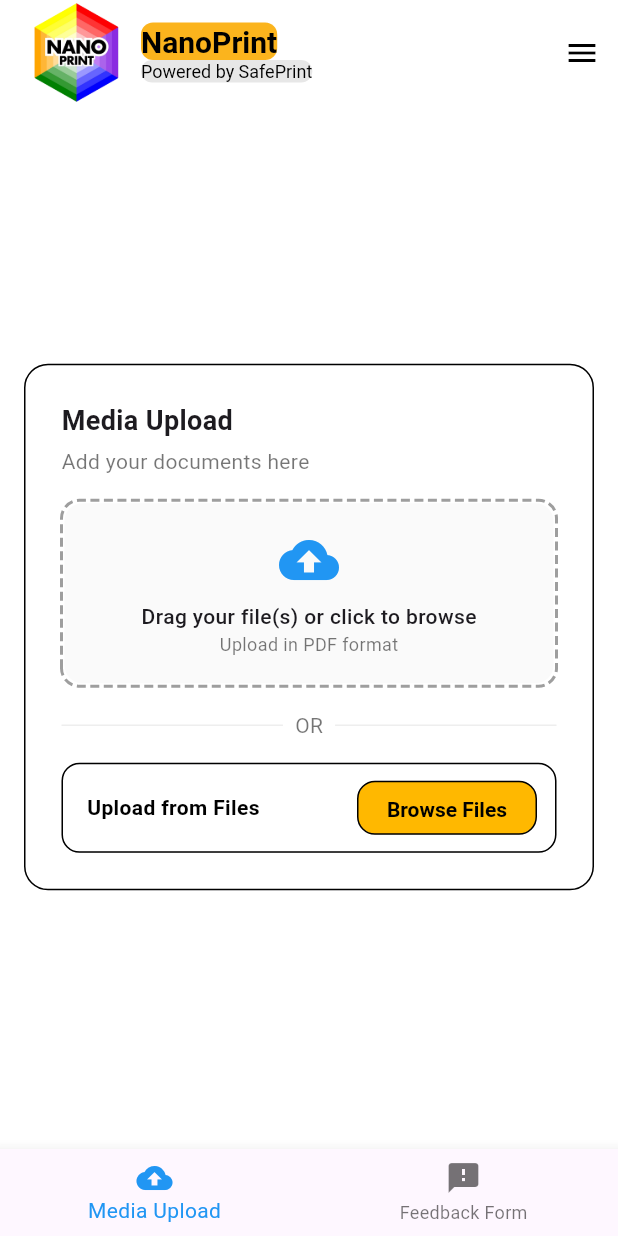
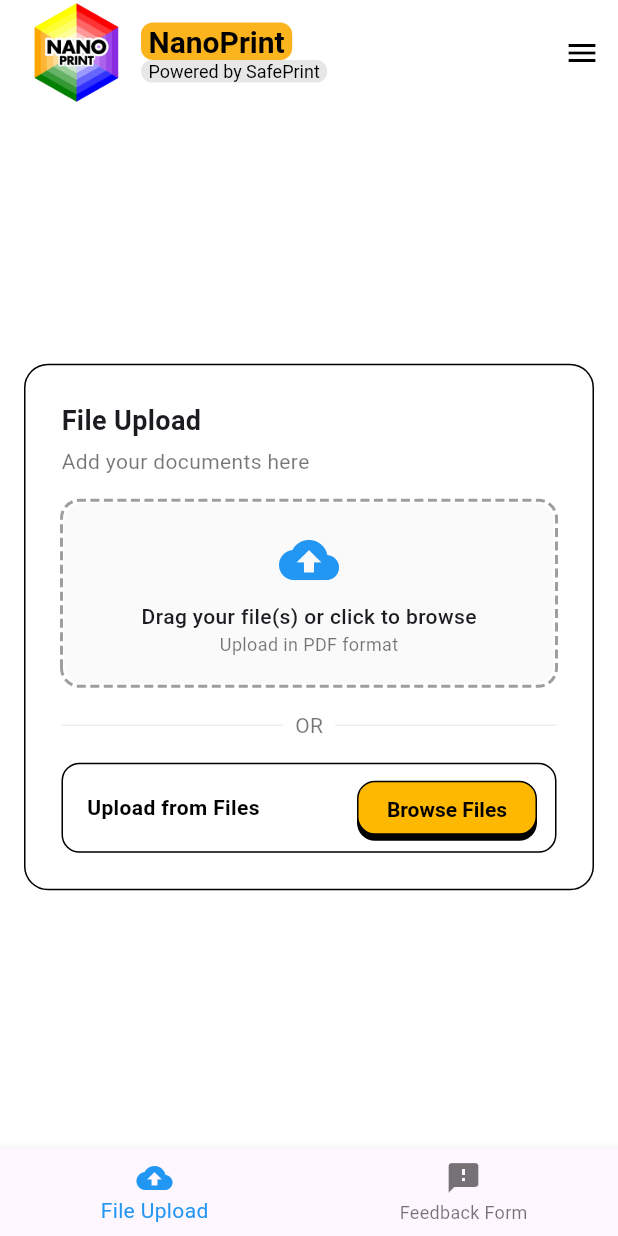
Before and after one commit to vincentperezzz/flutter-safeprint, a Flutter app: the screen it shows after launch, on a phone screen of 412 x 824 dp. Run offline on Flutter 3.47's test engine with Material 3 defaults, Android fonts, the phone set to English and light mode, and no system bars; drawn by our look-alikes of dotted_border; our stand-ins replace file_picker.

Commit message:
Enhance UI: Add padding to containers and rename 'Media Upload' to 'File Upload' for clarity

```diff
--- a/lib/main.dart
+++ b/lib/main.dart
@@ -72,6 +72,7 @@ class _SampleAppState extends State<SampleApp> {
                       mainAxisAlignment: MainAxisAlignment.center,
                       children: [
                         Container(
+                          padding: const EdgeInsets.symmetric(horizontal: 5),
                           decoration: BoxDecoration(
                             color: const Color(0xFFFBB41D),
                             borderRadius: BorderRadius.circular(8),
@@ -86,6 +87,7 @@ class _SampleAppState extends State<SampleApp> {
                           ),
                         ),
                         Container(
+                          padding: const EdgeInsets.symmetric(horizontal: 5),
                           decoration: BoxDecoration(
                             color: const Color(0xFFE7E7E7),
                             borderRadius: BorderRadius.circular(8),
@@ -169,7 +171,7 @@ class _SampleAppState extends State<SampleApp> {
               items: const <BottomNavigationBarItem>[
                 BottomNavigationBarItem(
                   icon: Icon(Icons.cloud_upload),
-                  label: 'Media Upload',
+                  label: 'File Upload',
                 ),
                 BottomNavigationBarItem(
                   icon: Icon(Icons.feedback),
@@ -315,7 +317,7 @@ class _MediaUploadPageState extends State<MediaUploadPage> {
                 crossAxisAlignment: CrossAxisAlignment.start,
                 children: [
                   const Text(
-                    "Media Upload",
+                    "File Upload",
                     style: TextStyle(
                       fontWeight: FontWeight.bold,
                       fontSize: 18,
@@ -386,10 +388,10 @@ class _MediaUploadPageState extends State<MediaUploadPage> {
                                     borderRadius: BorderRadius.circular(12),
                                     boxShadow: [
                                       BoxShadow(
-                                      color: const Color(0xFF18191F).withAlpha((0.08 * 255).toInt()),
+                                        color: Colors.black,
                                         blurRadius: 0,
                                         spreadRadius: 0,
-                                      offset: const Offset(0, 0),
+                                        offset: const Offset(0, 4),
                                       ),
                                     ],
                                   ),
```
Lines whose indentation alone changed are shown as unchanged.
